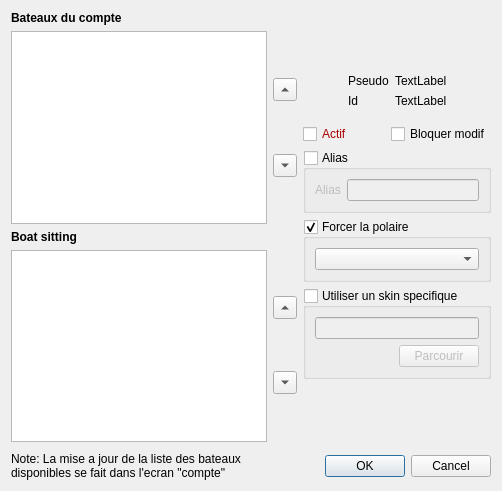
Before: the Qt Designer form src/Ui/boatAccount_dialog.ui in nohal/qtVlm, drawn with Qt 5.
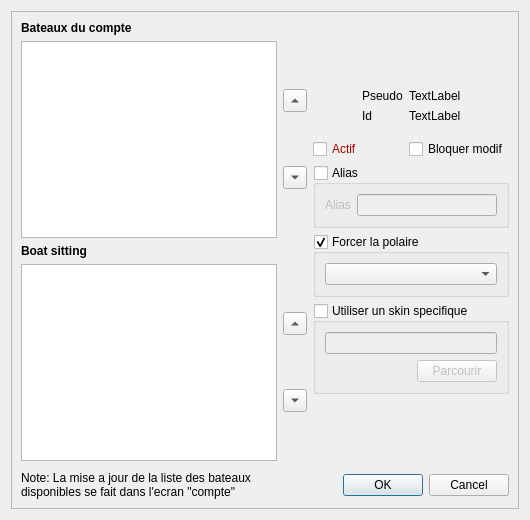
After: the same form once the commit is applied.

Patch:
```diff
--- a/src/Ui/boatAccount_dialog.ui
+++ b/src/Ui/boatAccount_dialog.ui
@@ -9,8 +9,8 @@
    <rect>
     <x>0</x>
     <y>0</y>
-    <width>502</width>
-    <height>491</height>
+    <width>530</width>
+    <height>520</height>
    </rect>
   </property>
   <property name="windowTitle">
@@ -18,6 +18,21 @@
   </property>
   <layout class="QVBoxLayout" name="verticalLayout_4">
    <item>
+    <widget class="QScrollArea" name="scrollArea">
+     <property name="widgetResizable">
+      <bool>true</bool>
+     </property>
+     <widget class="QWidget" name="scrollAreaWidgetContents">
+      <property name="geometry">
+       <rect>
+        <x>0</x>
+        <y>0</y>
+        <width>510</width>
+        <height>500</height>
+       </rect>
+      </property>
+      <layout class="QVBoxLayout" name="verticalLayout_9">
+       <item>
     <layout class="QHBoxLayout" name="horizontalLayout_4">
      <item>
       <layout class="QVBoxLayout" name="verticalLayout_3">
@@ -482,6 +497,14 @@
       </widget>
      </item>
     </layout>
+       </item>
+      </layout>
+      <zorder></zorder>
+      <zorder></zorder>
+      <zorder></zorder>
+      <zorder></zorder>
+     </widget>
+    </widget>
    </item>
   </layout>
  </widget>
```
Lines whose indentation alone changed are shown as unchanged.
